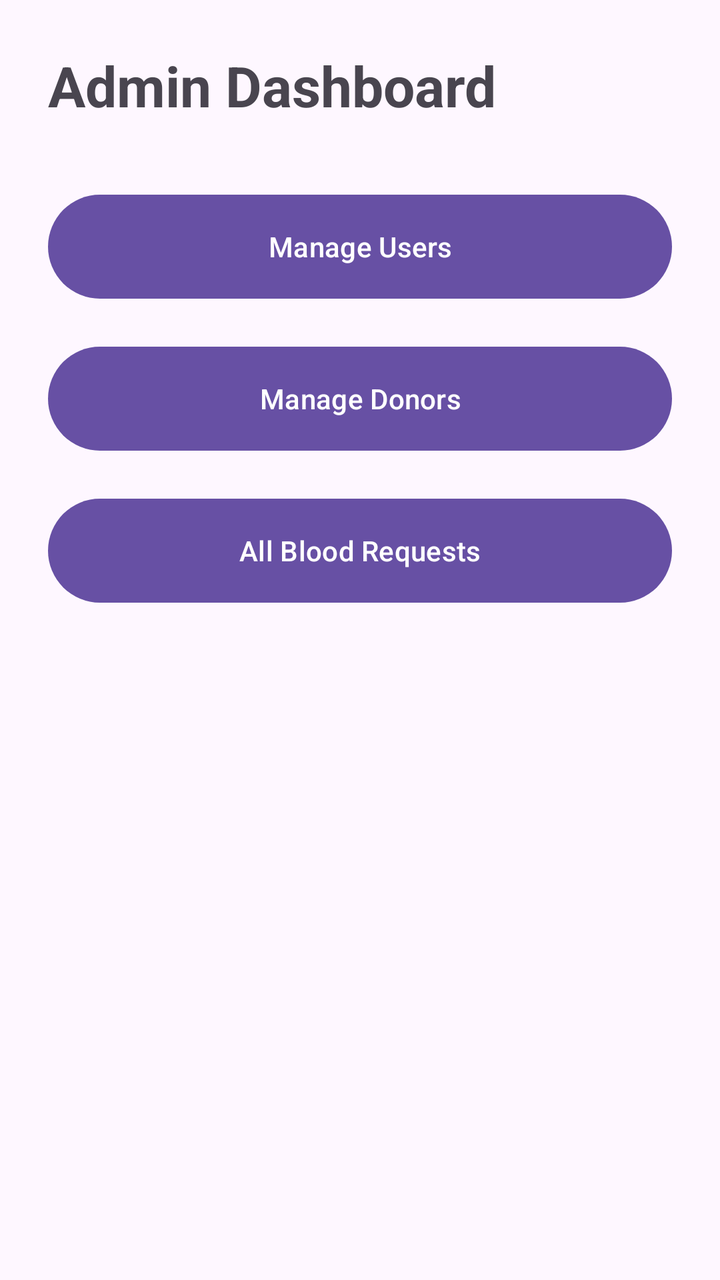
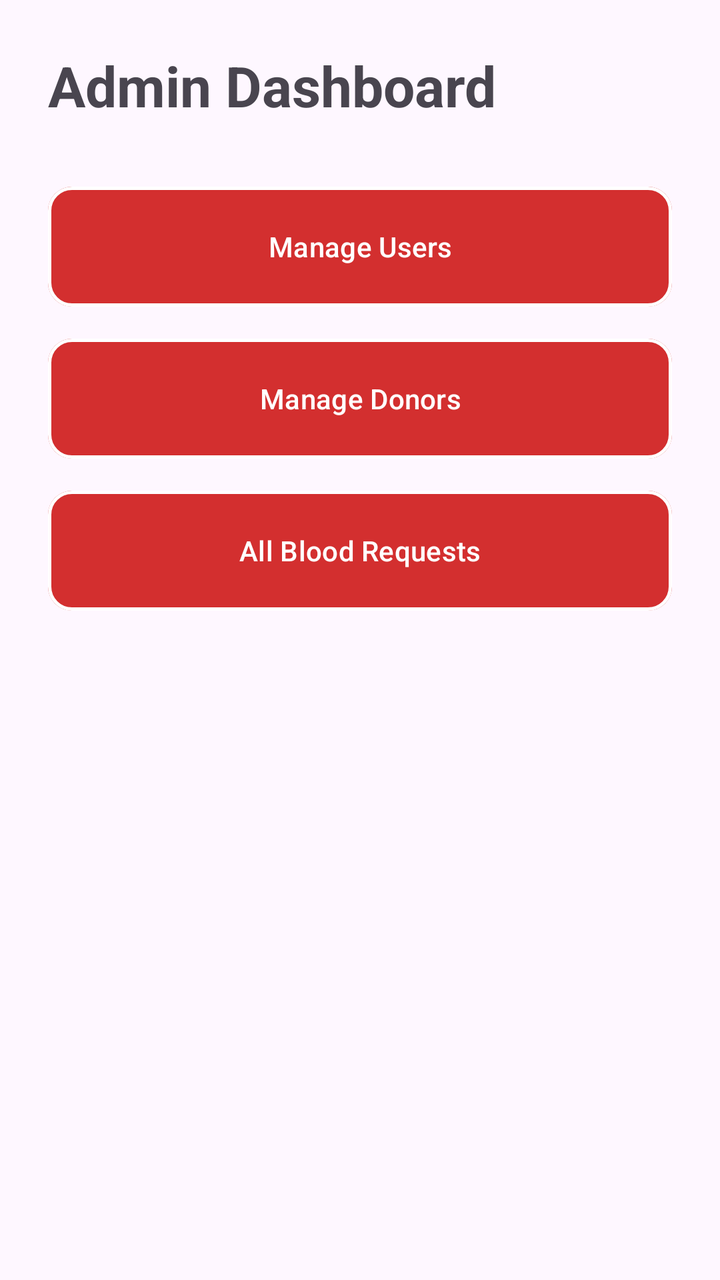

Before-and-after screenshots of an Android layout around one commit, followed by the original layout XML and the change that was made.
<!-- AndroidManifest.xml: application theme Theme.BloodBridge -->
<!-- res/layout/activity_admin_dashboard.xml -->
<?xml version="1.0" encoding="utf-8"?>
<LinearLayout xmlns:android="http://schemas.android.com/apk/res/android"
    android:layout_width="match_parent"
    android:layout_height="match_parent"
    android:orientation="vertical"
    android:padding="24dp">

    <TextView
        android:layout_width="wrap_content"
        android:layout_height="wrap_content"
        android:text="Admin Dashboard"
        android:textSize="28sp"
        android:textStyle="bold"
        android:layout_marginBottom="32dp" />

    <Button
        android:id="@+id/btnManageUsers"
        android:layout_width="match_parent"
        android:layout_height="60dp"
        android:text="Manage Users"
        android:layout_marginBottom="16dp" />

    <Button
        android:id="@+id/btnManageDonorsAdmin"
        android:layout_width="match_parent"
        android:layout_height="60dp"
        android:text="Manage Donors"
        android:layout_marginBottom="16dp" />

    <Button
        android:id="@+id/btnAllBloodRequestsAdmin"
        android:layout_width="match_parent"
        android:layout_height="60dp"
        android:text="All Blood Requests" />

</LinearLayout>
<!-- resources referenced by this layout -->
<resources>
  <style name="Theme.BloodBridge" parent="Base.Theme.BloodBridge" />
  <style name="Base.Theme.BloodBridge" parent="Theme.Material3.DayNight.NoActionBar">
          
          
      </style>
</resources>

<!-- the commit's change to res/layout/activity_admin_dashboard.xml (unified diff, before → after) -->
@@ -13,22 +13,25 @@
         android:textStyle="bold"
         android:layout_marginBottom="32dp" />
 
-    <Button
+    <com.google.android.material.button.MaterialButton
         android:id="@+id/btnManageUsers"
+        style="@style/AppButton.Red"
         android:layout_width="match_parent"
         android:layout_height="60dp"
         android:text="Manage Users"
         android:layout_marginBottom="16dp" />
 
-    <Button
+    <com.google.android.material.button.MaterialButton
         android:id="@+id/btnManageDonorsAdmin"
+        style="@style/AppButton.Red"
         android:layout_width="match_parent"
         android:layout_height="60dp"
         android:text="Manage Donors"
         android:layout_marginBottom="16dp" />
 
-    <Button
+    <com.google.android.material.button.MaterialButton
         android:id="@+id/btnAllBloodRequestsAdmin"
+        style="@style/AppButton.Red"
         android:layout_width="match_parent"
         android:layout_height="60dp"
         android:text="All Blood Requests" />
<!-- resource entries referenced after the edit -->
@@ -1,5 +1,15 @@
 <!-- resources referenced by this layout -->
 <resources>
+  <style name="AppButton.Red" parent="Widget.Material3.Button">
+          <item name="android:textColor">@color/selector_red_to_white_text</item>
+          <item name="backgroundTint">@color/selector_red_to_white_bg</item>
+          <item name="strokeColor">@color/selector_red_to_white_stroke</item>
+          <item name="strokeWidth">1.5dp</item>
+          <item name="android:stateListAnimator">@animator/btn_hover_elevation</item>
+          <item name="cornerRadius">12dp</item>
+          <item name="android:insetTop">0dp</item>
+          <item name="android:insetBottom">0dp</item>
+      </style>
   <style name="Theme.BloodBridge" parent="Base.Theme.BloodBridge" />
   <style name="Base.Theme.BloodBridge" parent="Theme.Material3.DayNight.NoActionBar">
           
